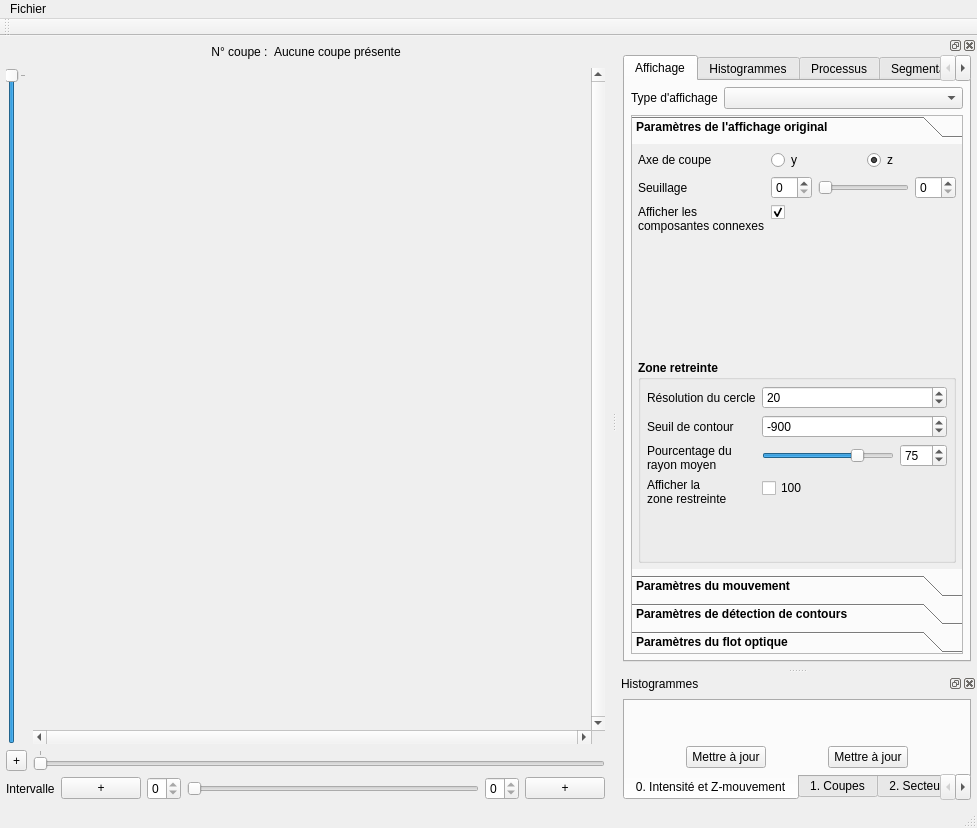
This is ui/mainwindow.ui in akrah/TKDetection as Qt 5 draws it before an edit. The edited form follows.
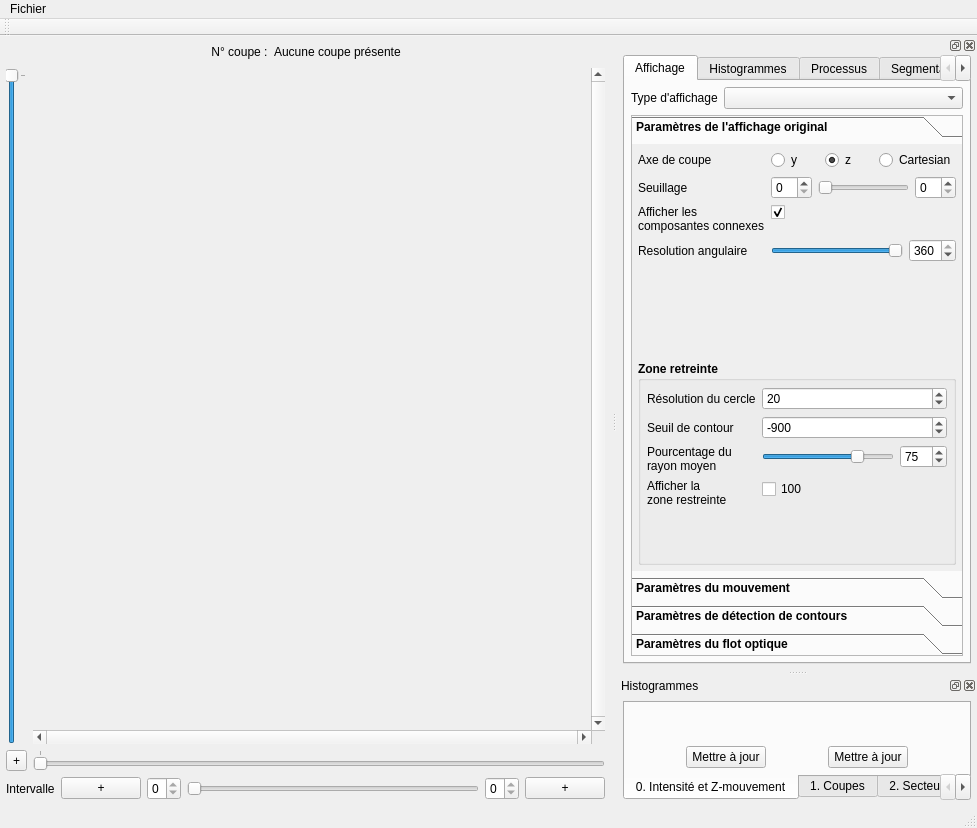
This is the edited form. Custom widgets are drawn as their Qt base class.

```diff
--- a/ui/mainwindow.ui
+++ b/ui/mainwindow.ui
@@ -288,8 +288,8 @@
              <rect>
               <x>0</x>
               <y>0</y>
-              <width>439</width>
-              <height>321</height>
+              <width>426</width>
+              <height>346</height>
              </rect>
             </property>
             <attribute name="label">
@@ -342,6 +342,19 @@
                    </property>
                   </widget>
                  </item>
+                 <item>
+                  <widget class="QRadioButton" name="_radioCartesianView">
+                   <property name="font">
+                    <font>
+                     <weight>50</weight>
+                     <bold>false</bold>
+                    </font>
+                   </property>
+                   <property name="text">
+                    <string>Cartesian</string>
+                   </property>
+                  </widget>
+                 </item>
                 </layout>
                </item>
                <item row="1" column="0">
@@ -436,6 +449,64 @@
                  </property>
                 </widget>
                </item>
+               <item row="4" column="0">
+                <widget class="QLabel" name="label_46">
+                 <property name="font">
+                  <font>
+                   <weight>50</weight>
+                   <bold>false</bold>
+                  </font>
+                 </property>
+                 <property name="text">
+                  <string>Resolution angulaire</string>
+                 </property>
+                </widget>
+               </item>
+               <item row="4" column="1">
+                <layout class="QHBoxLayout" name="horizontalLayout_8">
+                 <item>
+                  <widget class="QSlider" name="_sliderAngularResolution">
+                   <property name="font">
+                    <font>
+                     <weight>50</weight>
+                     <bold>false</bold>
+                    </font>
+                   </property>
+                   <property name="minimum">
+                    <number>10</number>
+                   </property>
+                   <property name="maximum">
+                    <number>360</number>
+                   </property>
+                   <property name="value">
+                    <number>360</number>
+                   </property>
+                   <property name="orientation">
+                    <enum>Qt::Horizontal</enum>
+                   </property>
+                  </widget>
+                 </item>
+                 <item>
+                  <widget class="QSpinBox" name="_spinAngularResolution">
+                   <property name="font">
+                    <font>
+                     <weight>50</weight>
+                     <bold>false</bold>
+                    </font>
+                   </property>
+                   <property name="minimum">
+                    <number>10</number>
+                   </property>
+                   <property name="maximum">
+                    <number>360</number>
+                   </property>
+                   <property name="value">
+                    <number>360</number>
+                   </property>
+                  </widget>
+                 </item>
+                </layout>
+               </item>
               </layout>
              </item>
              <item>
```
Left out of the diff: 4 changed lines with no effect on the pictures.
